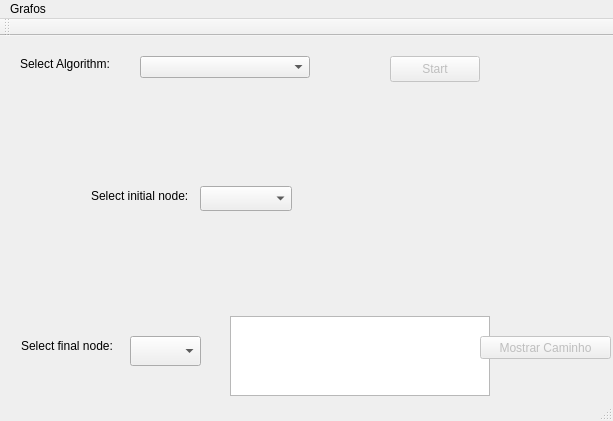
First picture: the form in Grafos/mainwindow.ui, repository AugustoLD/Grafos, before the edit.
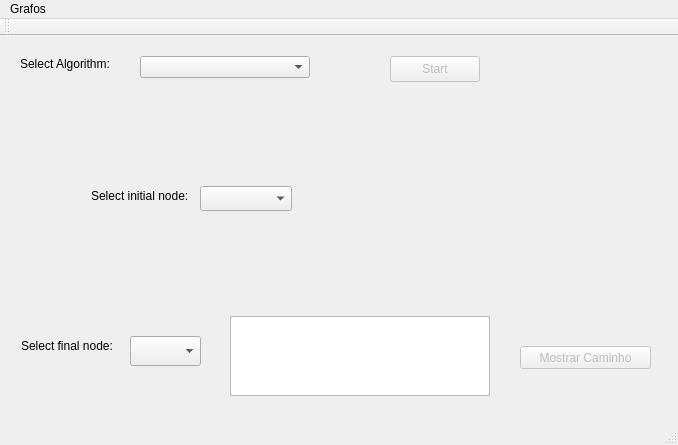
Second picture: the form after the edit.

Patch:
```diff
--- a/Grafos/mainwindow.ui
+++ b/Grafos/mainwindow.ui
@@ -6,8 +6,8 @@
    <rect>
     <x>0</x>
     <y>0</y>
-    <width>613</width>
-    <height>421</height>
+    <width>678</width>
+    <height>445</height>
    </rect>
   </property>
   <property name="windowTitle">
@@ -24,7 +24,7 @@
      </rect>
     </property>
     <property name="sizePolicy">
-     <sizepolicy hsizetype="Fixed" vsizetype="Fixed">
+     <sizepolicy hsizetype="Expanding" vsizetype="Expanding">
       <horstretch>0</horstretch>
       <verstretch>0</verstretch>
      </sizepolicy>
@@ -45,8 +45,8 @@
     </property>
     <property name="geometry">
      <rect>
-      <x>480</x>
-      <y>300</y>
+      <x>520</x>
+      <y>310</y>
       <width>131</width>
       <height>23</height>
      </rect>
@@ -158,8 +158,8 @@
     <rect>
      <x>0</x>
      <y>0</y>
-     <width>613</width>
-     <height>26</height>
+     <width>678</width>
+     <height>21</height>
     </rect>
    </property>
    <widget class="QMenu" name="menuGrafos">
@@ -172,6 +172,15 @@
   </widget>
   <widget class="QStatusBar" name="statusBar"/>
   <widget class="QToolBar" name="toolBar">
+   <property name="sizePolicy">
+    <sizepolicy hsizetype="Expanding" vsizetype="Fixed">
+     <horstretch>0</horstretch>
+     <verstretch>0</verstretch>
+    </sizepolicy>
+   </property>
+   <property name="contextMenuPolicy">
+    <enum>Qt::DefaultContextMenu</enum>
+   </property>
    <property name="windowTitle">
     <string>toolBar</string>
    </property>
```
